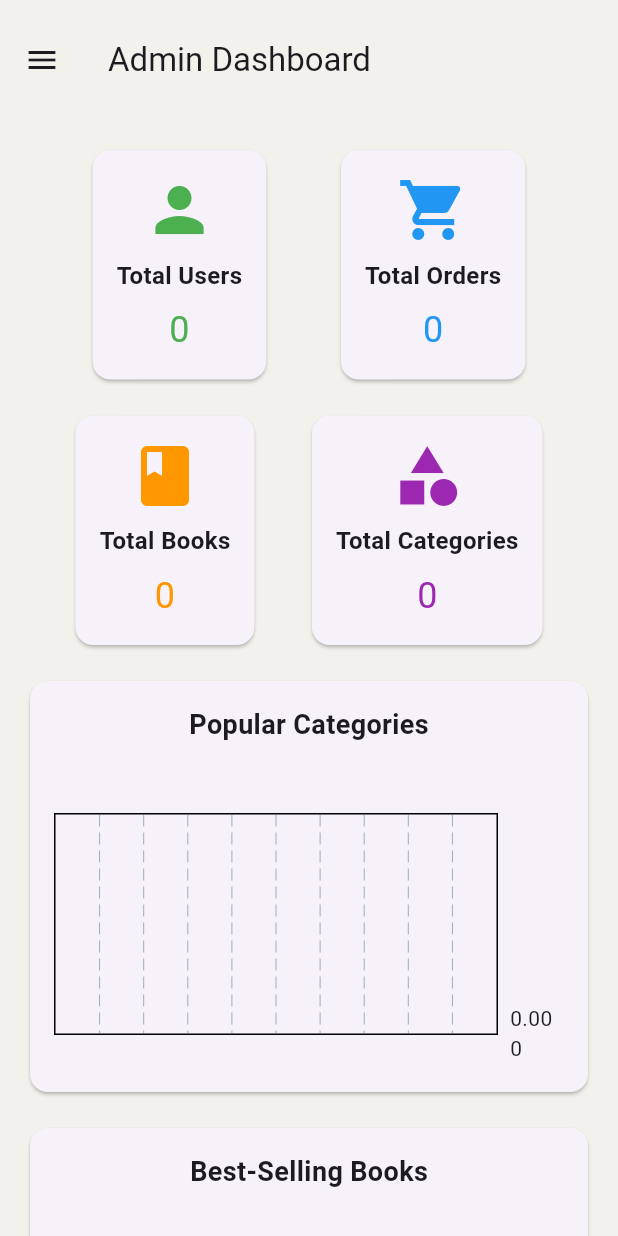
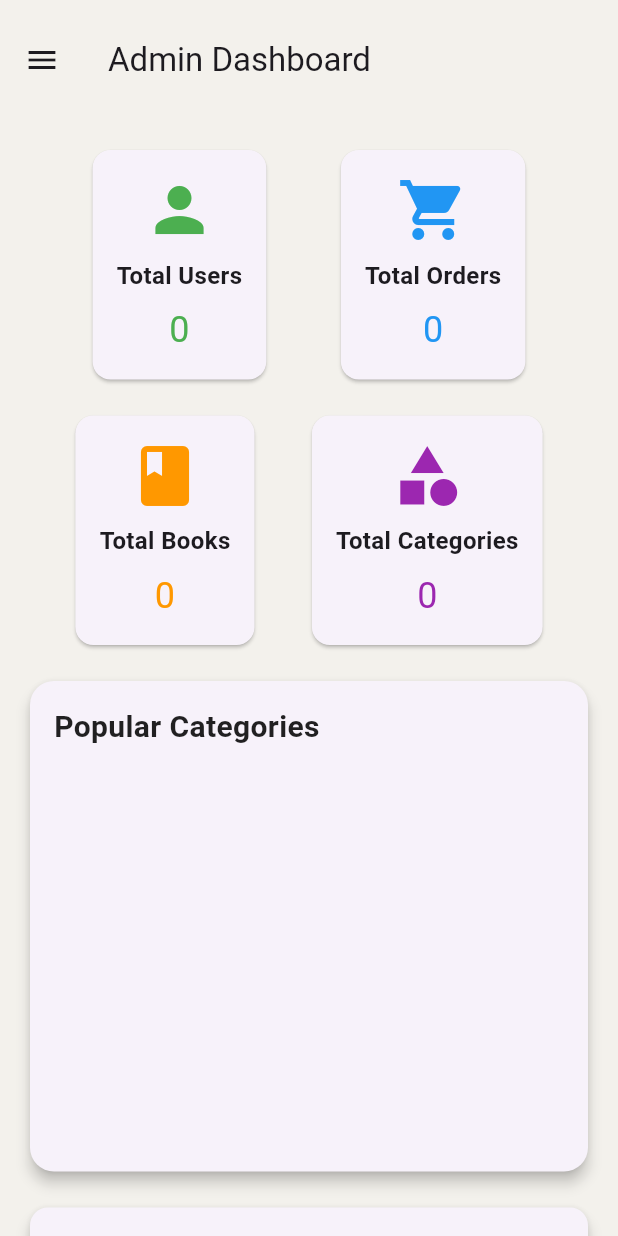
Before and after one commit to Afaf-khaledd/Book-Store, a Flutter app: the DashboardPage screen opened directly, on a phone screen of 412 x 824 dp. Run offline on Flutter 3.47's test engine with Material 3 defaults, Android fonts, the light colour scheme and no system bars; drawn by our look-alikes of fl_chart; our stand-ins replace bloc, calendar_date_picker2, cloud_firestore, dio, equatable, firebase_auth and 11 more; missing offline and left inert: cloudinary_public, flutter_barcode_scanner; accounts and stored records are empty.

Commit message:
Dashboard is updated

```diff
--- a/lib/Admin/features/layouts/view/Dashboard.dart
+++ b/lib/Admin/features/layouts/view/Dashboard.dart
@@ -5,6 +5,7 @@ import 'package:flutter_bloc/flutter_bloc.dart';
 import '../manger/DashboardCubit/dashboard_cubit.dart';
 import 'DashboardCard.dart';
 import 'DashboardChart.dart';
+import 'PieChartWidget.dart';
 
 
 class DashboardPage extends StatefulWidget {
@@ -15,7 +16,6 @@ class DashboardPage extends StatefulWidget {
 }
 
 class _DashboardPageState extends State<DashboardPage> {
-
   @override
   Widget build(BuildContext context) {
     final dashboardCubit = context.read<DashboardCubit>();
@@ -73,13 +73,15 @@ class _DashboardPageState extends State<DashboardPage> {
                       ],
                     ),
                     const SizedBox(height: 16),
-                    DashboardChart(
+                    // First Chart
+                    PieChartWidget(
                       title: 'Popular Categories',
                       data: state.popularCategories.map((e) {
                         return ChartData(e['name'], e['count']);
                       }).toList(),
                     ),
                     const SizedBox(height: 16),
+                    // Second Chart
                     DashboardChart(
                       title: 'Best-Selling Books',
                       data: state.bestSellingBooks.map((e) {
--- a/lib/Admin/features/layouts/view/DashboardChart.dart
+++ b/lib/Admin/features/layouts/view/DashboardChart.dart
@@ -1,3 +1,4 @@
+import 'package:book_store/constant.dart';
 import 'package:fl_chart/fl_chart.dart';
 import 'package:flutter/material.dart';
 
@@ -11,19 +12,21 @@ class DashboardChart extends StatelessWidget {
   Widget build(BuildContext context) {
     final chartData = data.map((e) {
       return BarChartGroupData(
-        x: data.indexOf(e), // Using index as x-axis position
+        x: data.indexOf(e),
         barRods: [
           BarChartRodData(
             toY: e.value.toDouble(),
-            color: Colors.blue,
-            width: 16,
-            borderRadius: BorderRadius.zero,
+            color: mainGreenColor,
+            width: 18,
+            borderRadius: BorderRadius.circular(8), // Smooth bar edges
           ),
         ],
       );
     }).toList();
 
     return Card(
+      shape: RoundedRectangleBorder(borderRadius: BorderRadius.circular(12)),
+      elevation: 4,
       child: Padding(
         padding: const EdgeInsets.all(16.0),
         child: Column(
@@ -34,30 +37,82 @@ class DashboardChart extends StatelessWidget {
             ),
             const SizedBox(height: 16),
             SizedBox(
-              height: 200,
+              height: 250,
               child: BarChart(
                 BarChartData(
                   titlesData: FlTitlesData(
                     bottomTitles: AxisTitles(
                       sideTitles: SideTitles(
                         showTitles: true,
+                        reservedSize: 60,
                         getTitlesWidget: (value, meta) {
-                          // Return category name based on x-axis position (value)
-                          return Text(data[value.toInt()].label,
-                              style: const TextStyle(fontSize: 8));
+                          final label = data[value.toInt()].label;
+                          return Padding(
+                            padding: const EdgeInsets.only(top: 8.0),
+                            child: RotatedBox(
+                              quarterTurns: 1, // Rotate labels vertically
+                              child: SizedBox(
+                                width: 40, // Set a fixed width to control wrapping
+                                child: Text(
+                                  label,
+                                  maxLines: 2, // Limit to 2 lines
+                                  overflow: TextOverflow.ellipsis, // Add ellipsis for truncation
+                                  style: const TextStyle(
+                                    fontSize: 10,
+                                    fontWeight: FontWeight.w500,
+                                    color: Colors.grey,
+                                  ),
+                                ),
+                              ),
+                            ),
+                          );
                         },
-                        //margin: 8,
-                        //rotateAngle: 45, // Rotate labels to avoid overlap
                       ),
                     ),
-                    leftTitles: const AxisTitles(
-                      sideTitles: SideTitles(showTitles: false),
+                    leftTitles: AxisTitles(
+                      sideTitles: SideTitles(
+                        showTitles: true,
+                        reservedSize: 30,
+                        getTitlesWidget: (value, meta) {
+                          return Text(
+                            value.toInt().toString(),
+                            style: const TextStyle(
+                              fontSize: 12,
+                              fontWeight: FontWeight.bold,
+                              color: Colors.grey,
+                            ),
+                          );
+                        },
+                      ),
                     ),
                   ),
-                  borderData: FlBorderData(show: true),
+                  barTouchData: BarTouchData(
+                    enabled: true,
+                    touchTooltipData: BarTouchTooltipData(
+                      //tooltipBgColor: Colors.black87,
+                      getTooltipItem: (group, groupIndex, rod, rodIndex) {
+                        return BarTooltipItem(
+                          "${data[group.x.toInt()].label}\n${rod.toY.toInt()}",
+                          const TextStyle(color: Colors.white),
+                        );
+                      },
+                    ),
+                  ),
+                  borderData: FlBorderData(
+                    show: true,
+                    border: Border.all(color: Colors.grey.shade300, width: 1),
+                  ),
                   barGroups: chartData,
-                  gridData: const FlGridData(show: true),
-                  alignment: BarChartAlignment.spaceBetween,
+                  gridData: FlGridData(
+                    show: true,
+                    horizontalInterval: 10,
+                    drawHorizontalLine: true,
+                    getDrawingHorizontalLine: (value) => FlLine(
+                      color: Colors.grey.shade300,
+                      strokeWidth: 1,
+                    ),
+                  ),
+                  alignment: BarChartAlignment.spaceAround,
                 ),
               ),
             ),
--- /dev/null
+++ b/lib/Admin/features/layouts/view/PieChartWidget.dart
@@ -0,0 +1,124 @@
+import 'package:fl_chart/fl_chart.dart';
+import 'package:flutter/material.dart';
+
+import 'DashboardChart.dart';
+
+class PieChartWidget extends StatelessWidget {
+  final String title;
+  final List<ChartData> data;
+
+  const PieChartWidget({super.key, required this.title, required this.data});
+
+  @override
+  Widget build(BuildContext context) {
+    return Card(
+      shape: RoundedRectangleBorder(borderRadius: BorderRadius.circular(16)),
+      elevation: 4,
+      child: Padding(
+        padding: const EdgeInsets.all(16.0),
+        child: Column(
+          crossAxisAlignment: CrossAxisAlignment.start,
+          children: [
+            Text(
+              title,
+              style: const TextStyle(
+                fontWeight: FontWeight.bold,
+                fontSize: 20,
+                color: Colors.black87,
+              ),
+            ),
+            const SizedBox(height: 16),
+            Row(
+              children: [
+                Expanded(
+                  child: SizedBox(
+                    height: 250,
+                    child: PieChart(
+                      PieChartData(
+                        sections: data.map((e) {
+                          return PieChartSectionData(
+                            value: e.value.toDouble(),
+                            title: '${(e.value / _getTotalValue(data) * 100).toStringAsFixed(1)}%',
+                            color: _getColor(data.indexOf(e)),
+                            radius: 35,
+                            titleStyle: const TextStyle(
+                              fontSize: 10,
+                              fontWeight: FontWeight.bold,
+                              color: Colors.white,
+                            ),
+                          );
+                        }).toList(),
+                        sectionsSpace: 2,
+                        centerSpaceRadius: 40,
+                        borderData: FlBorderData(show: false),
+                      ),
+                    ),
+                  ),
+                ),
+                const SizedBox(width: 16),
+                Expanded(
+                  child: Column(
+                    children: data.map((e) {
+                      return Padding(
+                        padding: const EdgeInsets.symmetric(vertical: 4.0),
+                        child: Row(
+                          children: [
+                            Container(
+                              width: 16,
+                              height: 16,
+                              decoration: BoxDecoration(
+                                color: _getColor(data.indexOf(e)),
+                                borderRadius: BorderRadius.circular(4),
+                              ),
+                            ),
+                            const SizedBox(width: 8),
+                            Expanded(
+                              child: Text(
+                                e.label,
+                                style: const TextStyle(
+                                  fontSize: 14,
+                                  fontWeight: FontWeight.w500,
+                                  color: Colors.black87,
+                                ),
+                                overflow: TextOverflow.ellipsis,
+                              ),
+                            ),
+                            Text(
+                              '${e.value}',
+                              style: const TextStyle(
+                                fontSize: 14,
+                                fontWeight: FontWeight.bold,
+                                color: Colors.grey,
+                              ),
+                            ),
+                          ],
+                        ),
+                      );
+                    }).toList(),
+                  ),
+                ),
+              ],
+            ),
+          ],
+        ),
+      ),
+    );
+  }
+
+  double _getTotalValue(List<ChartData> data) {
+    return data.fold(0, (sum, item) => sum + item.value);
+  }
+
+  Color _getColor(int index) {
+    // Assign colors dynamically based on index
+    final colors = [
+      Colors.red,
+      Colors.green,
+      Colors.blue,
+      Colors.orange,
+      Colors.purple,
+      Colors.cyan,
+    ];
+    return colors[index % colors.length];
+  }
+}
```
Also changed, not shown: images/books.png.
